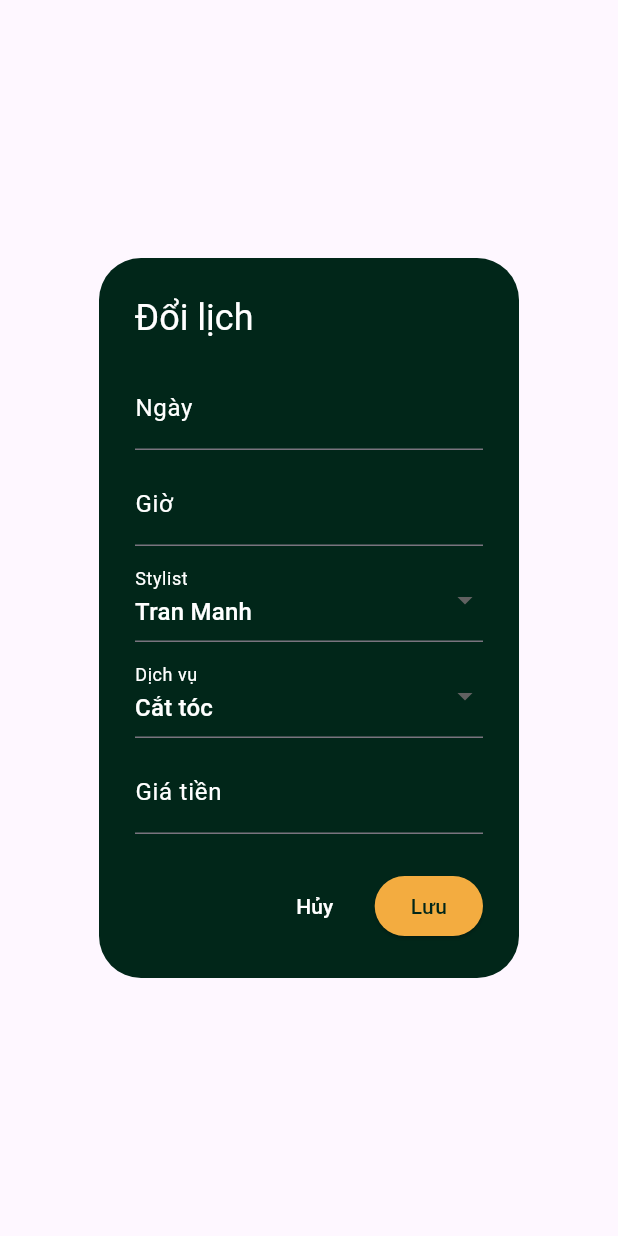
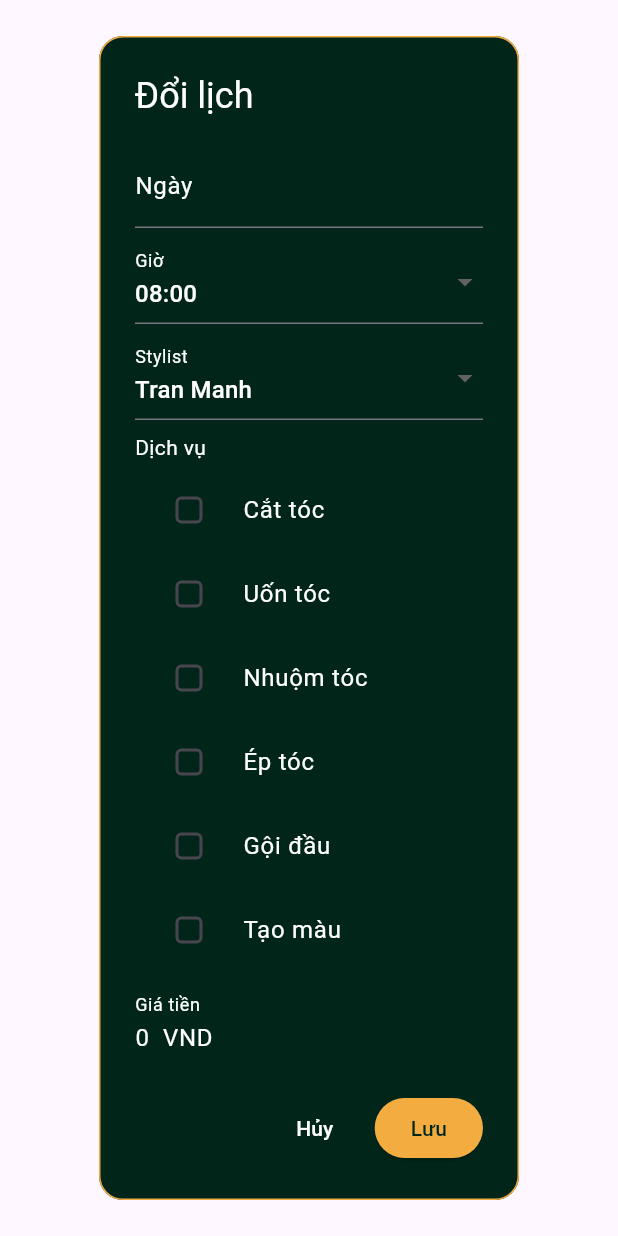
Before and after one commit to finnndev/mobile_training, a Flutter app: the EditScheduleDialog widget shown alone on an empty page, opened directly with empty values, on a phone screen of 412 x 824 dp. Run offline on Flutter 3.47's test engine with Material 3 defaults, Android fonts, the phone set to English and light mode, and no system bars; our stand-ins replace carousel_slider, flutter_svg, shared_preferences, smooth_page_indicator, table_calendar; accounts and stored records are empty.

Commit message:
fix : fix edit_schedule_dialog

```diff
--- a/hps_app/lib/module/booking/presentation/screens/booking_screen.dart
+++ b/hps_app/lib/module/booking/presentation/screens/booking_screen.dart
@@ -95,7 +95,7 @@ class _BookingScreenState extends State<BookingScreen> {
                 final serviceStr = state.selectedServices.map((e) => e.label).join(', ');
                 final paymentMethod = state.selectedPaymentMethodLabel;
                 if (paymentMethod == 'salon') {
-                  // Lưu lịch sắp tới
+
                   final schedule = ScheduleModel(
                     time: state.selectedTime,
                     date: dateStr,
@@ -112,7 +112,7 @@ class _BookingScreenState extends State<BookingScreen> {
                     ),
                   );
                 } else if (paymentMethod == 'ewallet' && state.selectedEWallet != null) {
-                  // Không lưu, chỉ chuyển sang QR, truyền đúng paymentTime là ngày giờ đã đặt
+
                   DateTime? paymentTime;
                   if (state.selectedDate != null && state.selectedTime != null) {
                     final timeParts = state.selectedTime!.split(':');
--- a/hps_app/lib/module/menu/widgets/edit_schedule_dialog.dart
+++ b/hps_app/lib/module/menu/widgets/edit_schedule_dialog.dart
@@ -1,13 +1,18 @@
 import 'package:flutter/material.dart';
+import 'package:intl/intl.dart';
 import 'package:hps_app/module/menu/widgets/model%20.dart';
+import 'package:hps_app/module/booking/constants/booking_constants.dart';
 import 'package:hps_app/shared/constants/colors.dart';
 
 class EditScheduleDialog extends StatefulWidget {
   final ScheduleModel model;
-  final List<String> stylists;
-  final List<String> services;
   final void Function(ScheduleModel) onSave;
-  const EditScheduleDialog({super.key, required this.model, required this.stylists, required this.services, required this.onSave});
+
+  const EditScheduleDialog({
+    super.key,
+    required this.model,
+    required this.onSave,
+  });
 
   @override
   State<EditScheduleDialog> createState() => _EditScheduleDialogState();
@@ -17,47 +22,92 @@ class _EditScheduleDialogState extends State<EditScheduleDialog> {
   late String date;
   late String time;
   late String stylist;
-  late String service;
-  late String price;
+  late Set<String> selectedServices;
+  late double price;
 
-  static const List<String> defaultStylists = [
-    'Tran Manh',
-    'Jun Won',
-    'Woo Your',
-  ];
-  static const List<String> defaultServices = [
-    'Cắt tóc',
-    'Nhuộm tóc',
-    'Uốn tóc',
-    'Ép tóc',
-    'Gội đầu',
-    'Tạo mẫu',
-  ];
+  final TextEditingController _dateController = TextEditingController();
+  final TextEditingController _priceController = TextEditingController();
 
   @override
   void initState() {
     super.initState();
+    _initFields();
+  }
+
+  void _initFields() {
     date = widget.model.date;
-    time = widget.model.time;
-    stylist = defaultStylists.contains(widget.model.stylist) ? widget.model.stylist : defaultStylists.first;
-    service = defaultServices.contains(widget.model.service) ? widget.model.service : defaultServices.first;
-    price = widget.model.price;
+    time = kTimeSlots.contains(widget.model.time) ? widget.model.time : kTimeSlots.first;
+    stylist = kCreators.any((s) => s.name == widget.model.stylist)
+        ? widget.model.stylist
+        : kCreators.first.name;
+    selectedServices = widget.model.service
+        .split(', ')
+        .where((s) => s.isNotEmpty)
+        .toSet();
+    _updateTotalPrice();
+    _dateController.text = date;
+  }
+
+  void _updateTotalPrice() {
+    price = selectedServices.fold(0.0, (sum, s) => sum + getServicePrice(s));
+    _priceController.text = _formatPrice(price);
+  }
+
+  String _formatPrice(double value) =>
+      '${NumberFormat.currency(locale: 'vi_VN', symbol: '', decimalDigits: 0).format(value)} VND';
+
+  @override
+  void dispose() {
+    _dateController.dispose();
+    _priceController.dispose();
+    super.dispose();
+  }
+
+  Widget _buildServiceCheckbox(String label) {
+    final isChecked = selectedServices.contains(label);
+    return CheckboxListTile(
+      value: isChecked,
+      onChanged: (checked) {
+        setState(() {
+          if (checked == true) {
+            selectedServices.add(label);
+          } else {
+            selectedServices.remove(label);
+          }
+          _updateTotalPrice();
+        });
+      },
+      title: Text(label, style: const TextStyle(color: ColorsConstants.text)),
+      controlAffinity: ListTileControlAffinity.leading,
+      activeColor: ColorsConstants.yellowPrimary,
+      checkboxShape: RoundedRectangleBorder(
+        borderRadius: BorderRadius.circular(4),
+      ),
+    );
   }
 
   @override
   Widget build(BuildContext context) {
     return AlertDialog(
       backgroundColor: ColorsConstants.backgroundColor,
+      shape: RoundedRectangleBorder(
+        borderRadius: BorderRadius.circular(16),
+        side: const BorderSide(color: ColorsConstants.yellowPrimary, width: 1),
+      ),
       title: const Text('Đổi lịch', style: TextStyle(color: ColorsConstants.text)),
       content: SingleChildScrollView(
         child: Column(
           mainAxisSize: MainAxisSize.min,
           children: [
+
             TextField(
-              controller: TextEditingController(text: date),
+              controller: _dateController,
               style: const TextStyle(color: ColorsConstants.text),
-              decoration: const InputDecoration(labelText: 'Ngày', labelStyle: TextStyle(color: ColorsConstants.text)),
               readOnly: true,
+              decoration: const InputDecoration(
+                labelText: 'Ngày',
+                labelStyle: TextStyle(color: ColorsConstants.text),
+              ),
               onTap: () async {
                 final picked = await showDatePicker(
                   context: context,
@@ -68,40 +118,72 @@ class _EditScheduleDialogState extends State<EditScheduleDialog> {
                 if (picked != null) {
                   setState(() {
                     date = picked.toIso8601String().substring(0, 10);
+                    _dateController.text = date;
                   });
                 }
               },
             ),
             const SizedBox(height: 8),
-            TextField(
-              controller: TextEditingController(text: time),
-              style: const TextStyle(color: ColorsConstants.text),
-              decoration: const InputDecoration(labelText: 'Giờ', labelStyle: TextStyle(color: ColorsConstants.text)),
-              onChanged: (v) => time = v,
+
+
+            DropdownButtonFormField<String>(
+              value: time,
+              dropdownColor: ColorsConstants.backgroundColor,
+              decoration: const InputDecoration(
+                labelText: 'Giờ',
+                labelStyle: TextStyle(color: ColorsConstants.text),
+              ),
+              items: kTimeSlots
+                  .map((t) => DropdownMenuItem(
+                        value: t,
+                        child: Text(t, style: const TextStyle(color: ColorsConstants.text)),
+                      ))
+                  .toList(),
+              onChanged: (v) => setState(() => time = v ?? time),
             ),
             const SizedBox(height: 8),
+
+
             DropdownButtonFormField<String>(
               value: stylist,
               dropdownColor: ColorsConstants.backgroundColor,
-              decoration: const InputDecoration(labelText: 'Stylist', labelStyle: TextStyle(color: ColorsConstants.text)),
-              items: defaultStylists.map((s) => DropdownMenuItem(value: s, child: Text(s, style: const TextStyle(color: ColorsConstants.text)))).toList(),
+              decoration: const InputDecoration(
+                labelText: 'Stylist',
+                labelStyle: TextStyle(color: ColorsConstants.text),
+              ),
+              items: kCreators
+                  .map((s) => DropdownMenuItem(
+                        value: s.name,
+                        child: Text(s.name, style: const TextStyle(color: ColorsConstants.text)),
+                      ))
+                  .toList(),
               onChanged: (v) => setState(() => stylist = v ?? stylist),
             ),
             const SizedBox(height: 8),
-            DropdownButtonFormField<String>(
-              value: service,
-              dropdownColor: ColorsConstants.backgroundColor,
-              decoration: const InputDecoration(labelText: 'Dịch vụ', labelStyle: TextStyle(color: ColorsConstants.text)),
-              items: defaultServices.map((s) => DropdownMenuItem(value: s, child: Text(s, style: const TextStyle(color: ColorsConstants.text)))).toList(),
-              onChanged: (v) => setState(() => service = v ?? service),
+
+
+            Align(
+              alignment: Alignment.centerLeft,
+              child: Column(
+                crossAxisAlignment: CrossAxisAlignment.start,
+                children: [
+                  const Text('Dịch vụ', style: TextStyle(color: ColorsConstants.text)),
+                  const SizedBox(height: 4),
+                  ...kServices.map((s) => _buildServiceCheckbox(s.label)),
+                ],
+              ),
             ),
             const SizedBox(height: 8),
+
+
             TextField(
-              controller: TextEditingController(text: price),
+              controller: _priceController,
+              readOnly: true,
               style: const TextStyle(color: ColorsConstants.text),
-              decoration: const InputDecoration(labelText: 'Giá tiền', labelStyle: TextStyle(color: ColorsConstants.text)),
-              onChanged: (v) => price = v,
-              keyboardType: TextInputType.number,
+              decoration: const InputDecoration(
+                labelText: 'Giá tiền',
+                labelStyle: TextStyle(color: ColorsConstants.text),
+              ),
             ),
           ],
         ),
@@ -118,8 +200,8 @@ class _EditScheduleDialogState extends State<EditScheduleDialog> {
               time: time,
               date: date,
               stylist: stylist,
-              service: service,
-              price: price,
+              service: selectedServices.toList().join(', '),
+              price: _priceController.text,
               type: widget.model.type,
             ));
             Navigator.of(context).pop();
--- a/hps_app/lib/module/menu/widgets/model .dart
+++ b/hps_app/lib/module/menu/widgets/model .dart
@@ -15,7 +15,8 @@ class ScheduleModel {
         time: json['time'],
         date: json['date'],
         stylist: json['stylist'],
-        service: json['service'],
+       service: json['service'] ?? '',
+
         price: json['price'],
         type: json['type'],
       );
```
Also changed, not shown: hps_app/lib/module/booking/presentation/screens/hairdressing_screen.dart (+15 -5 lines), hps_app/lib/module/menu/widgets/schedule_screen.dart (+4 -5 lines), hps_app/lib/module/qr/screens/qr_screen.dart (+10 -38 lines), hps_app/lib/module/qr/screens/widgets/qr_action_buttons.dart (+46 -48 lines).
